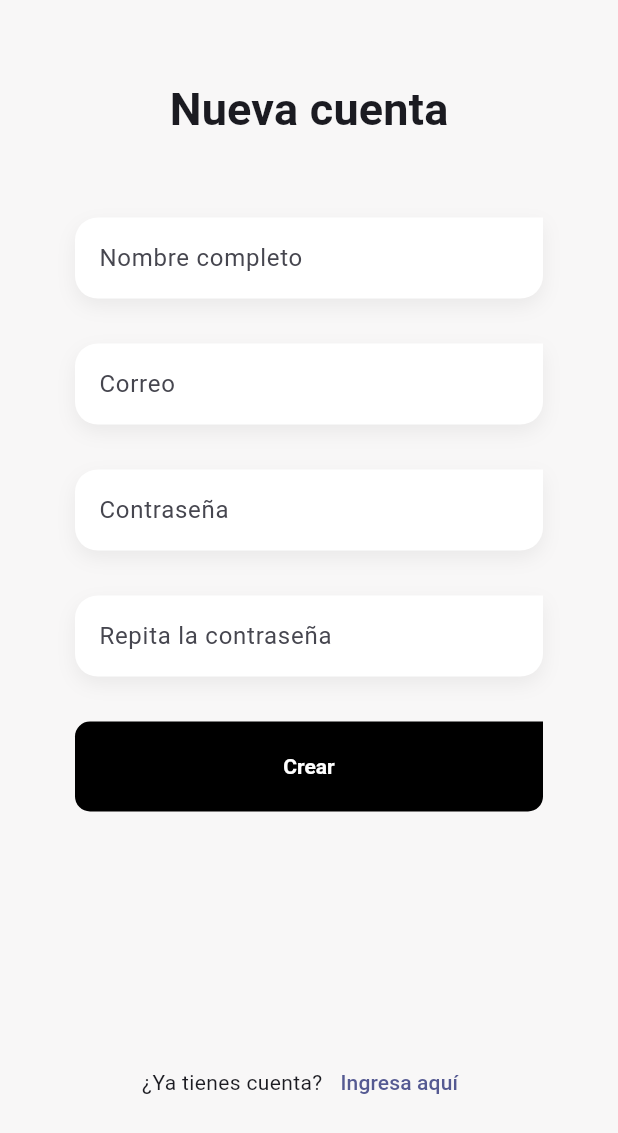
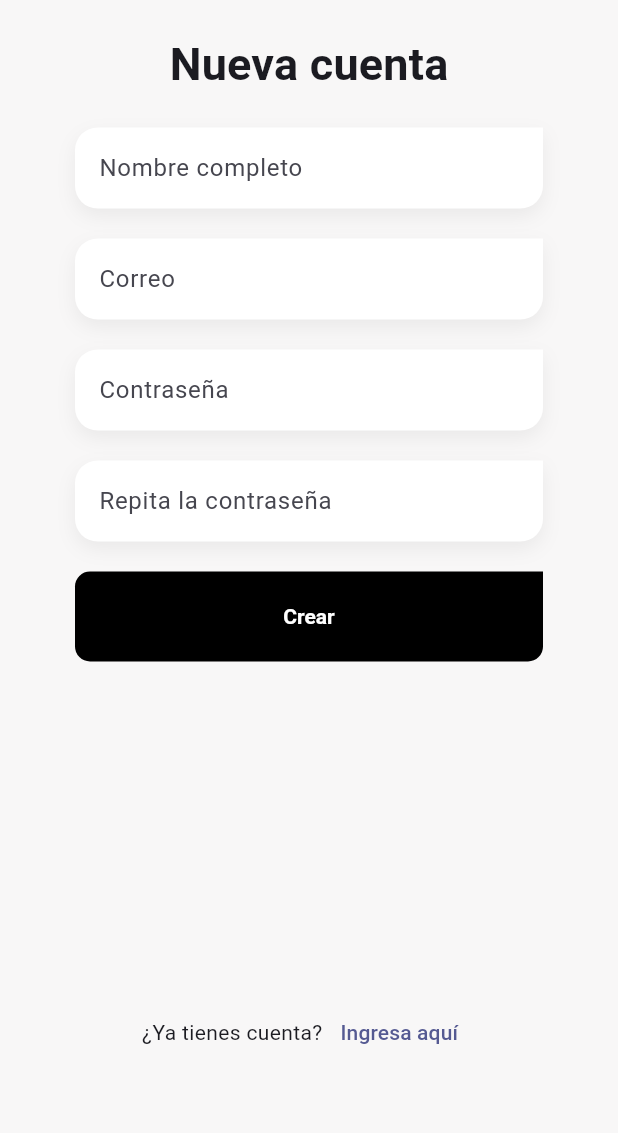
Before and after one commit to hernanspc/Flutter-Auth-jwt-Riverpod, a Flutter app: the _RegisterForm widget shown alone on an empty page, opened directly, on a phone screen of 412 x 824 dp. Shown: the top 1133 px of the screen. Run offline on Flutter 3.47's test engine with Material 2 defaults, Android fonts, the phone set to English and light mode, and no system bars; our stand-ins replace dio, flutter_dotenv, flutter_riverpod, formz, go_router, google_fonts; project files that could hold a hidden picture were left out.

Commit message:
create account

```diff
--- a/lib/features/auth/presentation/providers/register_form_provider.dart
+++ b/lib/features/auth/presentation/providers/register_form_provider.dart
@@ -92,7 +92,7 @@ class RegisterFormNotifier extends StateNotifier<RegisterFormState> {
     final newPassword = RepeatPassword.dirty(value);
     state = state.copyWith(
         repeatPassword: newPassword,
-        isValid: Formz.validate([newPassword, state.email]));
+        isValid: Formz.validate([newPassword, state.password]));
   }
 
   onFormSubmit() {
--- a/lib/features/auth/presentation/screens/register_screen.dart
+++ b/lib/features/auth/presentation/screens/register_screen.dart
@@ -42,10 +42,11 @@ class RegisterScreen extends StatelessWidget {
               ],
             ),
 
-            const SizedBox(height: 50),
+            const SizedBox(height: 50), // Ajustar espacio aquí
 
             Container(
-              height: size.height - 260, // 80 los dos sizebox y 100 el ícono
+              height: size.height - 240, // 80 los dos sizebox y 100 el ícono
+              // height: size.height,
               width: double.infinity,
               decoration: BoxDecoration(
                 color: scaffoldBackgroundColor,
@@ -73,9 +74,9 @@ class _RegisterForm extends ConsumerWidget {
       padding: const EdgeInsets.symmetric(horizontal: 50),
       child: Column(
         children: [
-          const SizedBox(height: 50),
+          const SizedBox(height: 20),
           Text('Nueva cuenta', style: textStyles.titleMedium),
-          const SizedBox(height: 50),
+          const SizedBox(height: 20),
           CustomTextFormField(
             label: 'Nombre completo',
             keyboardType: TextInputType.emailAddress,
@@ -84,7 +85,7 @@ class _RegisterForm extends ConsumerWidget {
                 ? registerForm.fullName.errorMessage
                 : null,
           ),
-          const SizedBox(height: 30),
+          const SizedBox(height: 20),
           CustomTextFormField(
             label: 'Correo',
             keyboardType: TextInputType.emailAddress,
@@ -93,7 +94,7 @@ class _RegisterForm extends ConsumerWidget {
                 ? registerForm.email.errorMessage
                 : null,
           ),
-          const SizedBox(height: 30),
+          const SizedBox(height: 20),
           CustomTextFormField(
             label: 'Contraseña',
             obscureText: true,
@@ -103,7 +104,7 @@ class _RegisterForm extends ConsumerWidget {
                 ? registerForm.password.errorMessage
                 : null,
           ),
-          const SizedBox(height: 30),
+          const SizedBox(height: 20),
           CustomTextFormField(
             label: 'Repita la contraseña',
             obscureText: true,
@@ -113,7 +114,7 @@ class _RegisterForm extends ConsumerWidget {
                 ? registerForm.repeatPassword.errorMessage
                 : null,
           ),
-          const SizedBox(height: 30),
+          const SizedBox(height: 20),
           SizedBox(
               width: double.infinity,
               height: 60,
--- a/pubspec.yaml
+++ b/pubspec.yaml
@@ -15,6 +15,7 @@ dependencies:
   formz: ^0.6.1
   go_router: ^6.2.0
   google_fonts: ^4.0.3
+  shared_preferences: ^2.2.2
 
 dev_dependencies:
   flutter_lints: ^2.0.0
```
Also changed, not shown: pubspec.lock, 1 other file.
